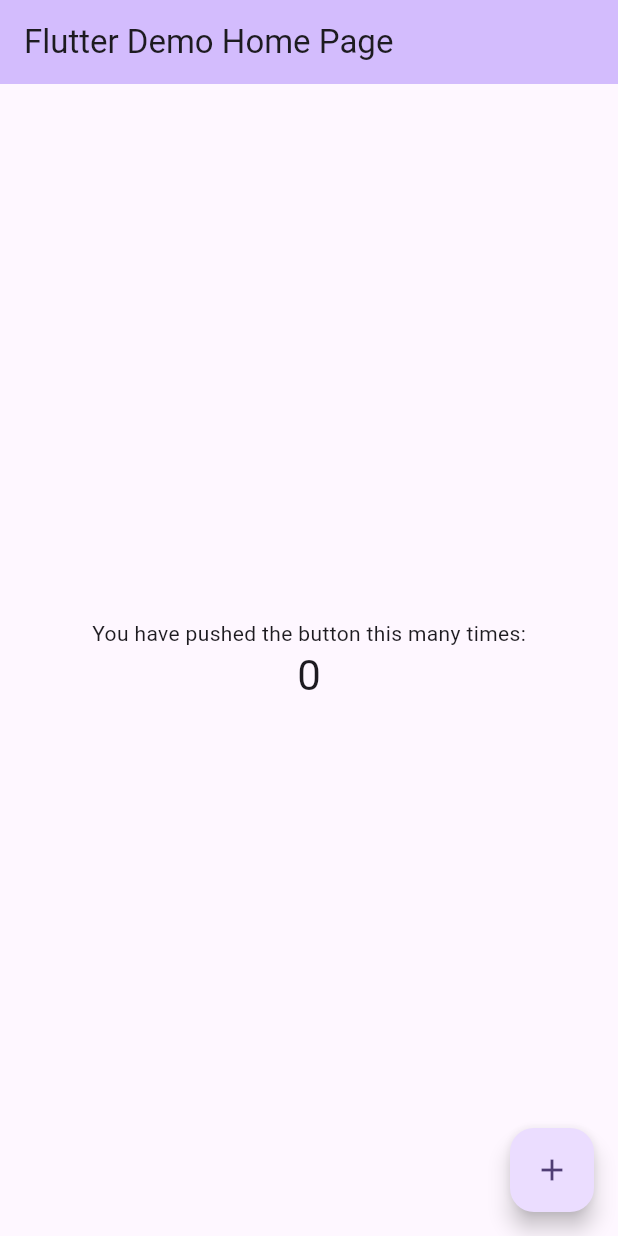
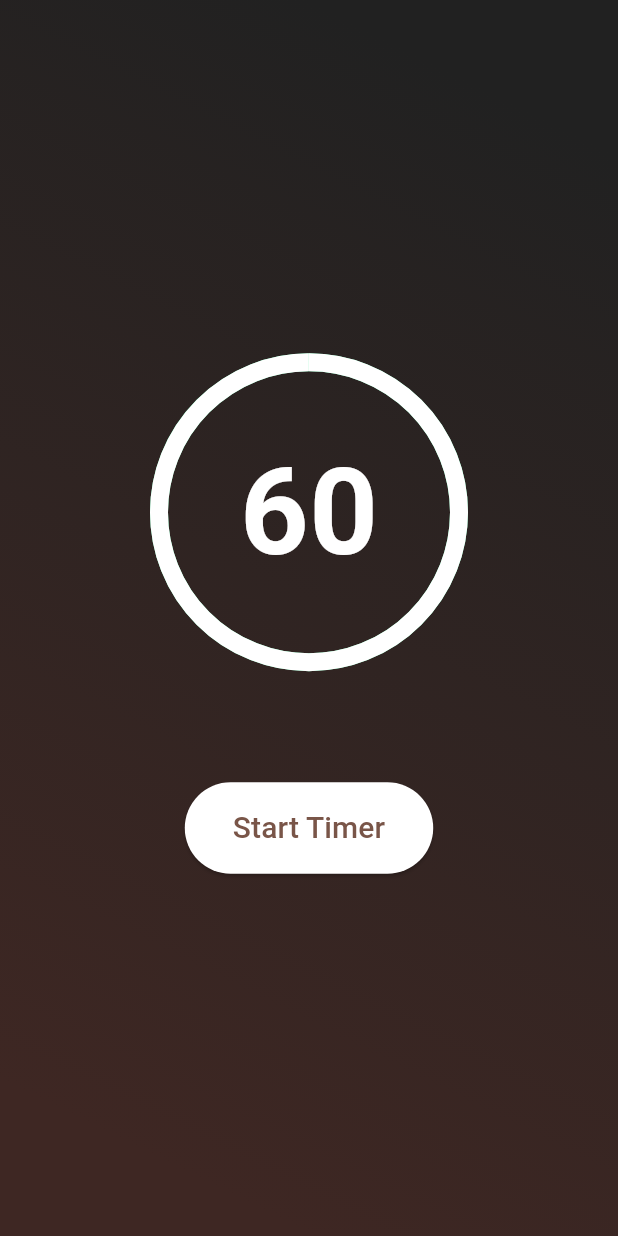
Before and after one commit to sammiepls/timereps, a Flutter app: the screen it shows after launch, on a phone screen of 412 x 824 dp. Run offline on Flutter 3.47's test engine with Material 2 defaults, Android fonts, the phone set to English and light mode, and no system bars.

Commit message:
Create main timer

```diff
--- a/lib/main.dart
+++ b/lib/main.dart
@@ -1,125 +1,149 @@
+import 'dart:async';
+
 import 'package:flutter/material.dart';
 
+import 'button.dart';
+
 void main() {
-  runApp(const MyApp());
+  runApp(const TimeReps());
 }
 
-class MyApp extends StatelessWidget {
-  const MyApp({super.key});
+class TimeReps extends StatelessWidget {
+  const TimeReps({super.key});
 
   // This widget is the root of your application.
   @override
   Widget build(BuildContext context) {
     return MaterialApp(
-      title: 'Flutter Demo',
+      title: 'TimeReps',
       theme: ThemeData(
-        // This is the theme of your application.
-        //
-        // TRY THIS: Try running your application with "flutter run". You'll see
-        // the application has a blue toolbar. Then, without quitting the app,
-        // try changing the seedColor in the colorScheme below to Colors.green
-        // and then invoke "hot reload" (save your changes or press the "hot
-        // reload" button in a Flutter-supported IDE, or press "r" if you used
-        // the command line to start the app).
-        //
-        // Notice that the counter didn't reset back to zero; the application
-        // state is not lost during the reload. To reset the state, use hot
-        // restart instead.
-        //
-        // This works for code too, not just values: Most code changes can be
-        // tested with just a hot reload.
         colorScheme: ColorScheme.fromSeed(seedColor: Colors.deepPurple),
         useMaterial3: true,
       ),
-      home: const MyHomePage(title: 'Flutter Demo Home Page'),
+      home: const MainTimer(title: 'TimeReps'),
     );
   }
 }
 
-class MyHomePage extends StatefulWidget {
-  const MyHomePage({super.key, required this.title});
-
-  // This widget is the home page of your application. It is stateful, meaning
-  // that it has a State object (defined below) that contains fields that affect
-  // how it looks.
-
-  // This class is the configuration for the state. It holds the values (in this
-  // case the title) provided by the parent (in this case the App widget) and
-  // used by the build method of the State. Fields in a Widget subclass are
-  // always marked "final".
-
+class MainTimer extends StatefulWidget {
+  const MainTimer({super.key, required this.title});
   final String title;
 
   @override
-  State<MyHomePage> createState() => _MyHomePageState();
+  State<MainTimer> createState() => _MainTimerState();
 }
 
-class _MyHomePageState extends State<MyHomePage> {
-  int _counter = 0;
+class _MainTimerState extends State<MainTimer> {
+  static const maxSeconds = 60;
+  int seconds = maxSeconds;
+  Timer? timer;
 
-  void _incrementCounter() {
+  void startTimer({bool reset = true}) {
+    if (reset) {
+      resetTimer();
+    }
+
+    timer = Timer.periodic(const Duration(milliseconds: 50), (_) {
+      setState(() {
+        if (seconds > 0) {
+          seconds--;
+        } else {
+          stopTimer(reset: false);
+        }
+      });
+    });
+  }
+
+  void stopTimer({bool reset = true}) {
+    if (reset) {
+      resetTimer();
+    }
     setState(() {
-      // This call to setState tells the Flutter framework that something has
-      // changed in this State, which causes it to rerun the build method below
-      // so that the display can reflect the updated values. If we changed
-      // _counter without calling setState(), then the build method would not be
-      // called again, and so nothing would appear to happen.
-      _counter++;
+      timer?.cancel();
     });
+  }
+
+  void resetTimer() {
+    setState(() => seconds = maxSeconds);
   }
 
   @override
   Widget build(BuildContext context) {
-    // This method is rerun every time setState is called, for instance as done
-    // by the _incrementCounter method above.
-    //
-    // The Flutter framework has been optimized to make rerunning build methods
-    // fast, so that you can just rebuild anything that needs updating rather
-    // than having to individually change instances of widgets.
     return Scaffold(
-      appBar: AppBar(
-        // TRY THIS: Try changing the color here to a specific color (to
-        // Colors.amber, perhaps?) and trigger a hot reload to see the AppBar
-        // change color while the other colors stay the same.
-        backgroundColor: Theme.of(context).colorScheme.inversePrimary,
-        // Here we take the value from the MyHomePage object that was created by
-        // the App.build method, and use it to set our appbar title.
-        title: Text(widget.title),
-      ),
       body: Center(
-        // Center is a layout widget. It takes a single child and positions it
-        // in the middle of the parent.
-        child: Column(
-          // Column is also a layout widget. It takes a list of children and
-          // arranges them vertically. By default, it sizes itself to fit its
-          // children horizontally, and tries to be as tall as its parent.
-          //
-          // Column has various properties to control how it sizes itself and
-          // how it positions its children. Here we use mainAxisAlignment to
-          // center the children vertically; the main axis here is the vertical
-          // axis because Columns are vertical (the cross axis would be
-          // horizontal).
-          //
-          // TRY THIS: Invoke "debug painting" (choose the "Toggle Debug Paint"
-          // action in the IDE, or press "p" in the console), to see the
-          // wireframe for each widget.
-          mainAxisAlignment: MainAxisAlignment.center,
-          children: <Widget>[
-            const Text(
-              'You have pushed the button this many times:',
-            ),
-            Text(
-              '$_counter',
-              style: Theme.of(context).textTheme.headlineMedium,
-            ),
-          ],
+        child: Container(
+          decoration: BoxDecoration(
+              gradient: LinearGradient(
+            begin: Alignment.topRight,
+            end: Alignment.bottomLeft,
+            stops: const [0.1, 0.9],
+            colors: [Colors.grey.shade900, Colors.brown.shade900],
+          )),
+          child: Center(
+            child: Column(
+                mainAxisAlignment: MainAxisAlignment.center,
+                children: [
+                  buildTimer(),
+                  const SizedBox(height: 80),
+                  buildButtons()
+                ]),
+          ),
         ),
       ),
-      floatingActionButton: FloatingActionButton(
-        onPressed: _incrementCounter,
-        tooltip: 'Increment',
-        child: const Icon(Icons.add),
-      ), // This trailing comma makes auto-formatting nicer for build methods.
     );
   }
+
+  Widget buildButtons() {
+    final isRunning = timer == null ? false : timer!.isActive;
+    final isCompleted = seconds == 0 || seconds == maxSeconds;
+
+    return isRunning || !isCompleted
+        ? Row(mainAxisAlignment: MainAxisAlignment.spaceEvenly, children: [
+            Button(
+                text: isRunning ? 'Pause' : 'Resume',
+                onClicked: () {
+                  isRunning
+                      ? stopTimer(reset: false)
+                      : startTimer(reset: false);
+                }),
+            Button(
+              text: 'Cancel',
+              onClicked: () {
+                stopTimer(reset: true);
+              },
+            )
+          ])
+        : Button(
+            text: 'Start Timer',
+            onClicked: () {
+              startTimer();
+            },
+            color: Colors.brown,
+            backgroundColor: Colors.white);
+  }
+
+  Widget buildTimer() => SizedBox(
+        width: 200,
+        height: 200,
+        child: Stack(fit: StackFit.expand, children: [
+          CircularProgressIndicator(
+            value: seconds / maxSeconds,
+            strokeWidth: 12,
+            valueColor: const AlwaysStoppedAnimation(Colors.white),
+            backgroundColor: Colors.greenAccent,
+          ),
+          Center(
+            child: buildTime(),
+          )
+        ]),
+      );
+
+  Widget buildTime() {
+    return Text('$seconds',
+        style: TextStyle(
+          fontWeight: FontWeight.bold,
+          color: seconds == 0 ? Colors.greenAccent : Colors.white,
+          fontSize: 80,
+        ));
+  }
 }
```
